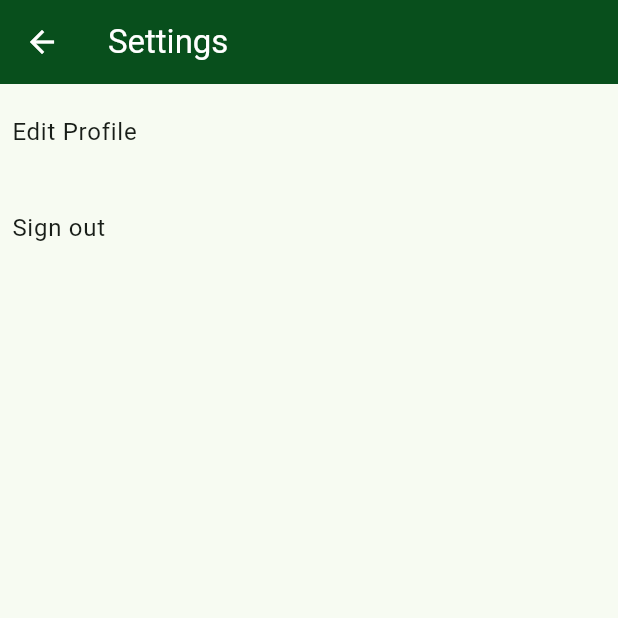
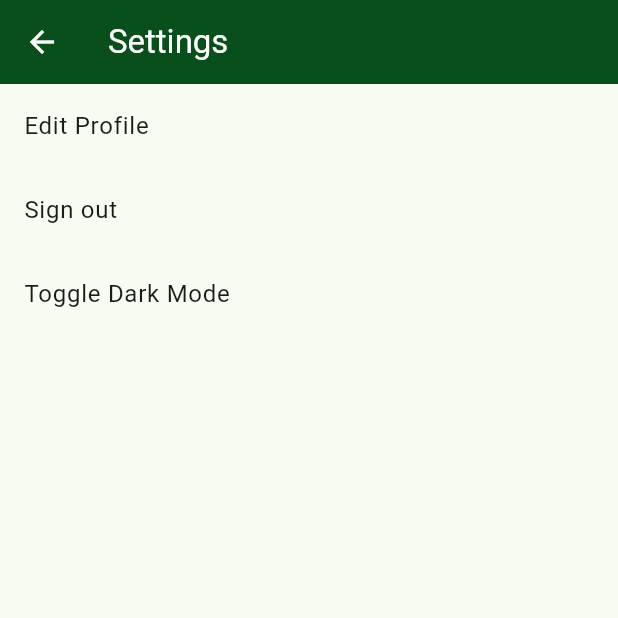
Before and after one commit to kealohigrondin/thumb_app, a Flutter app: the SettingsPage screen opened directly, on a phone screen of 412 x 824 dp, the top half of it. Run offline on Flutter 3.47's test engine with Material 3 defaults, Android fonts, the phone set to English and light mode, and no system bars; our stand-ins replace flutter_riverpod, supabase_flutter, timeago; missing offline and left inert: supabase_auth_ui; accounts and stored records are empty.

Commit message:
convert settings page to listTile widgets

```diff
--- a/lib/pages/profile/settings_page.dart
+++ b/lib/pages/profile/settings_page.dart
@@ -3,7 +3,6 @@ import 'package:thumb_app/components/shared/snackbars_custom.dart';
 import 'package:thumb_app/main.dart';
 import 'package:thumb_app/pages/login_page.dart';
 import 'package:thumb_app/pages/profile/profile_edit_page.dart';
-import 'package:thumb_app/styles/button_styles.dart';
 
 class SettingsPage extends StatefulWidget {
   const SettingsPage({super.key});
@@ -37,36 +36,18 @@ class _SettingsPageState extends State<SettingsPage> {
       ),
       body: ListView(
         children: [
-          SettingsRowItem(
-              onPressed: () => Navigator.push(
+          ListTile(
+              onTap: () => Navigator.push(
                   context,
                   MaterialPageRoute(
                       builder: (context) => const ProfileEditPage())),
-              title: 'Edit Profile'),
-          SettingsRowItem(onPressed: () => _signOut(), title: 'Sign out')
+              title: const Text('Edit Profile')),
+          ListTile(onTap: () => _signOut(), title: const Text('Sign out')),
+          ListTile(
+              onTap: () => debugPrint('toggle dark mode'),
+              title: const Text('Toggle Dark Mode'))
         ],
       ),
     );
   }
 }
-
-class SettingsRowItem extends StatelessWidget {
-  const SettingsRowItem(
-      {super.key, required this.onPressed, required this.title});
-
-  final VoidCallback onPressed;
-  final String title;
-  @override
-  Widget build(BuildContext context) {
-    return SizedBox(
-      height: 64,
-      child: TextButton(
-          style: settingsRowButton,
-          onPressed: onPressed,
-          child: Align(
-              alignment: Alignment.centerLeft,
-              child:
-                  Text(title, style: Theme.of(context).textTheme.bodyLarge))),
-    );
-  }
-}
```
